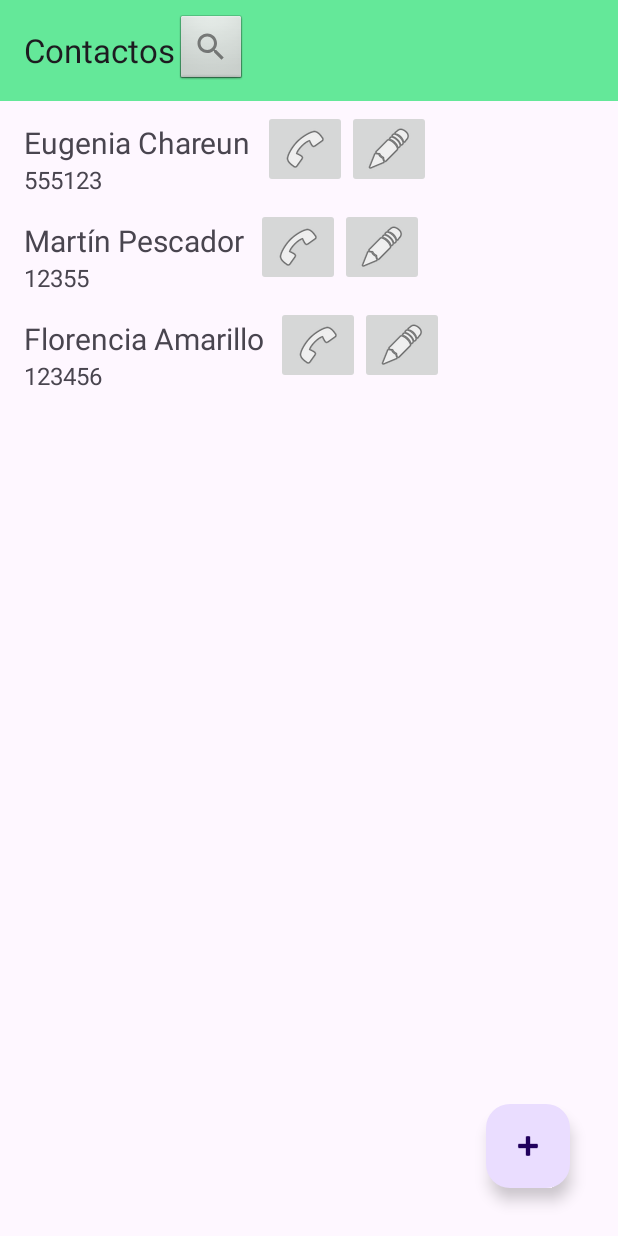
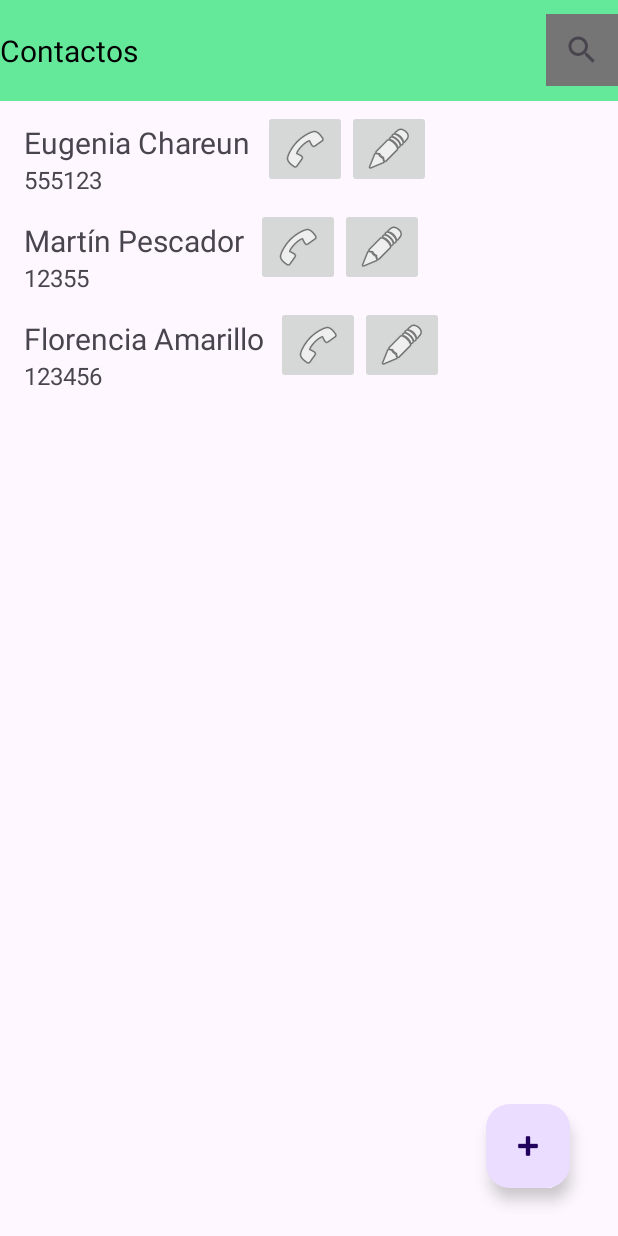
Before and after one commit to eugeniachareun/PRG-MOV-AO1, an Android app: the ContactsActivity screen opened directly, with no data from a screen before it, on a phone screen of 412 x 824 dp. Run offline under Robolectric (Android 15) with nearby library versions, the phone set to English and light mode, and no system bars.

Commit message:
Add search feature

```diff
--- a/app/src/main/java/com/chareun410/miagenda/view/ContactsActivity.java
+++ b/app/src/main/java/com/chareun410/miagenda/view/ContactsActivity.java
@@ -1,10 +1,7 @@
 package com.chareun410.miagenda.view;
 
 import android.os.Bundle;
-import android.widget.ArrayAdapter;
-import android.widget.Button;
-import android.widget.ImageButton;
-import android.widget.ListView;
+import android.widget.SearchView;
 
 import androidx.appcompat.app.AppCompatActivity;
 import androidx.recyclerview.widget.LinearLayoutManager;
@@ -15,13 +12,13 @@ import com.chareun410.miagenda.databinding.ActivityContactsBinding;
 import com.chareun410.miagenda.domain.Contact;
 import com.chareun410.miagenda.interactor.ContactsInteractor;
 
-import java.util.Collections;
 import java.util.List;
 
-public class ContactsActivity extends AppCompatActivity {
+public class ContactsActivity extends AppCompatActivity implements SearchView.OnQueryTextListener {
 
     private ActivityContactsBinding binding;
     private ContactsInteractor contactsInteractor;
+    private ContactAdapter contactAdapter;
     private RecyclerView recyclerView;
     private RecyclerView.LayoutManager layoutManager;
 
@@ -38,7 +35,8 @@ public class ContactsActivity extends AppCompatActivity {
 
         // RecyclerView
         recyclerView = binding.contactsRecyclerView;
-        recyclerView.setAdapter(new ContactAdapter(this, contacts));
+        contactAdapter = new ContactAdapter(this, contacts);
+        recyclerView.setAdapter(contactAdapter);
 
         layoutManager = new LinearLayoutManager(this);
         recyclerView.setLayoutManager(layoutManager);
@@ -46,15 +44,20 @@ public class ContactsActivity extends AppCompatActivity {
         // Contacts Interactor
         contactsInteractor = new ContactsInteractor(this);
 
-        // Search Button
-        ImageButton searchButton = binding.searchButton;
-        searchButton.setOnClickListener(view -> onSearchClick());
+        // SearchView
+        SearchView searchView = binding.searchView;
+        searchView.setOnQueryTextListener(this);
 
     }
 
-    private void onSearchClick() {
-        String searchText = binding.searchText.getText().toString();
-        contactsInteractor.searchContact(searchText);
+    @Override
+    public boolean onQueryTextSubmit(String s) {
+        return false;
+    }
 
+    @Override
+    public boolean onQueryTextChange(String s) {
+        contactAdapter.buscar(s);
+        return false;
     }
 }
--- a/app/src/main/res/layout/activity_contacts.xml
+++ b/app/src/main/res/layout/activity_contacts.xml
@@ -25,10 +25,11 @@
 
             app:toolbarId="@+id/toolbar">
 
-            <androidx.appcompat.widget.Toolbar
+            <FrameLayout
                 android:id="@+id/toolbar"
                 android:layout_width="wrap_content"
-                android:layout_height="67dp">
+                android:layout_height="67dp"
+                android:theme="@style/Theme.AO1">
 
                 <TextView
                     android:id="@+id/textView"
@@ -36,29 +37,19 @@
                     android:layout_height="wrap_content"
                     android:text="@string/contacts"
                     android:textAppearance="@style/TextAppearance.AppCompat.Large"
+                    android:textColor="#000000"
+                    android:textSize="20sp"
+                    android:layout_gravity="start|center_vertical"
                     android:visibility="visible" />
 
-                <EditText
-                    android:id="@+id/searchText"
+                <SearchView
+                    android:id="@+id/searchView"
                     android:layout_width="wrap_content"
                     android:layout_height="wrap_content"
-                    android:ems="10"
-                    android:inputType="text"
-                    android:visibility="gone"
-                    tools:visibility="invisible" />
+                    android:layout_gravity="end|center_vertical"
+                    android:theme="@style/SearchView"/>
+            </FrameLayout>
 
-                <ImageButton
-                    android:id="@+id/searchButton"
-                    style="@android:style/Widget.ImageButton"
-                    android:layout_width="wrap_content"
-                    android:layout_height="wrap_content"
-                    android:contentDescription="@string/search"
-                    android:minWidth="48dp"
-                    android:src="@drawable/ic_search"
-                    tools:ignore="ImageContrastCheck"
-                    tools:visibility="visible" />
-
-            </androidx.appcompat.widget.Toolbar>
         </com.google.android.material.appbar.CollapsingToolbarLayout>
     </com.google.android.material.appbar.AppBarLayout>
 
--- a/app/src/main/res/values-night/styles.xml
+++ b/app/src/main/res/values-night/styles.xml
@@ -4,4 +4,9 @@
         <item name="android:background">@color/gray_600</item>
         <item name="exampleColor">@color/light_blue_600</item>
     </style>
+
+    <style name="SearchView" parent="Widget.Theme.AO1.MyView">
+        <item name="exampleColor">@color/black</item>
+        <item name="android:background">@color/gray_600</item>
+    </style>
 </resources>
--- a/app/src/main/res/values/styles.xml
+++ b/app/src/main/res/values/styles.xml
@@ -1,7 +1,11 @@
 <resources>
-
     <style name="Widget.Theme.AO1.MyView" parent="">
         <item name="android:background">@color/gray_400</item>
         <item name="exampleColor">@color/light_blue_400</item>
     </style>
+
+    <style name="SearchView" parent="Widget.Theme.AO1.MyView">
+        <item name="exampleColor">@color/black</item>
+        <item name="android:background">@color/gray_600</item>
+    </style>
 </resources>
```
Also changed, not shown: app/src/main/java/com/chareun410/miagenda/view/ContactAdapter.java (+27 -3 lines), app/src/main/java/com/chareun410/miagenda/view/MainActivity.java (+5 -4 lines).
